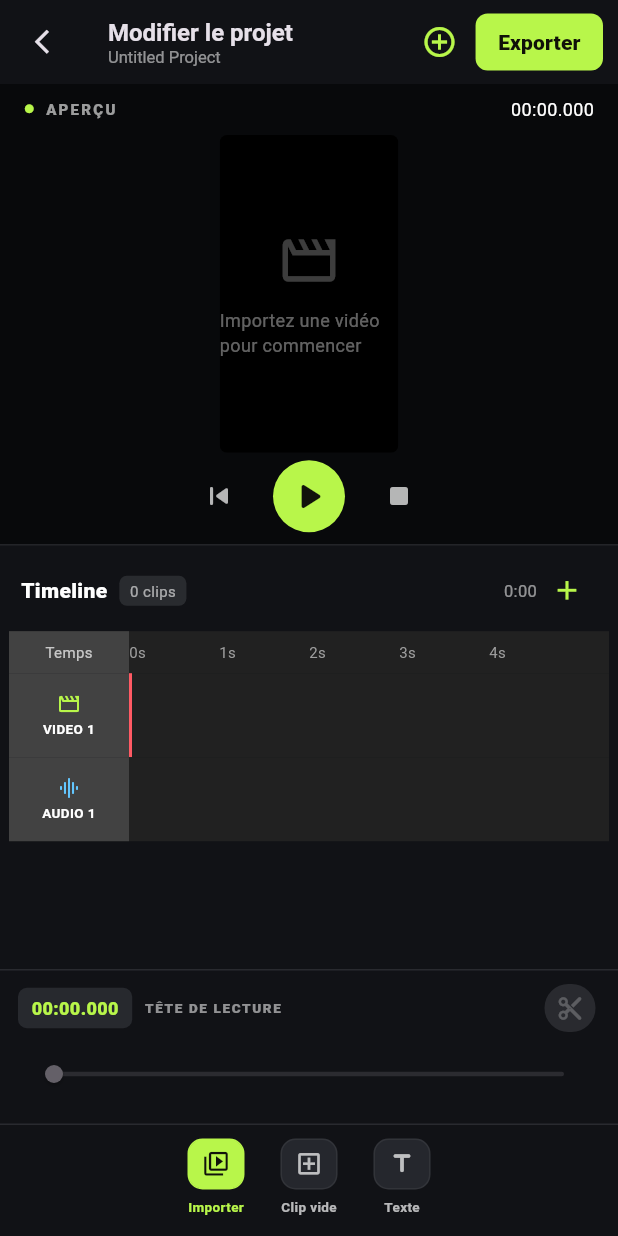
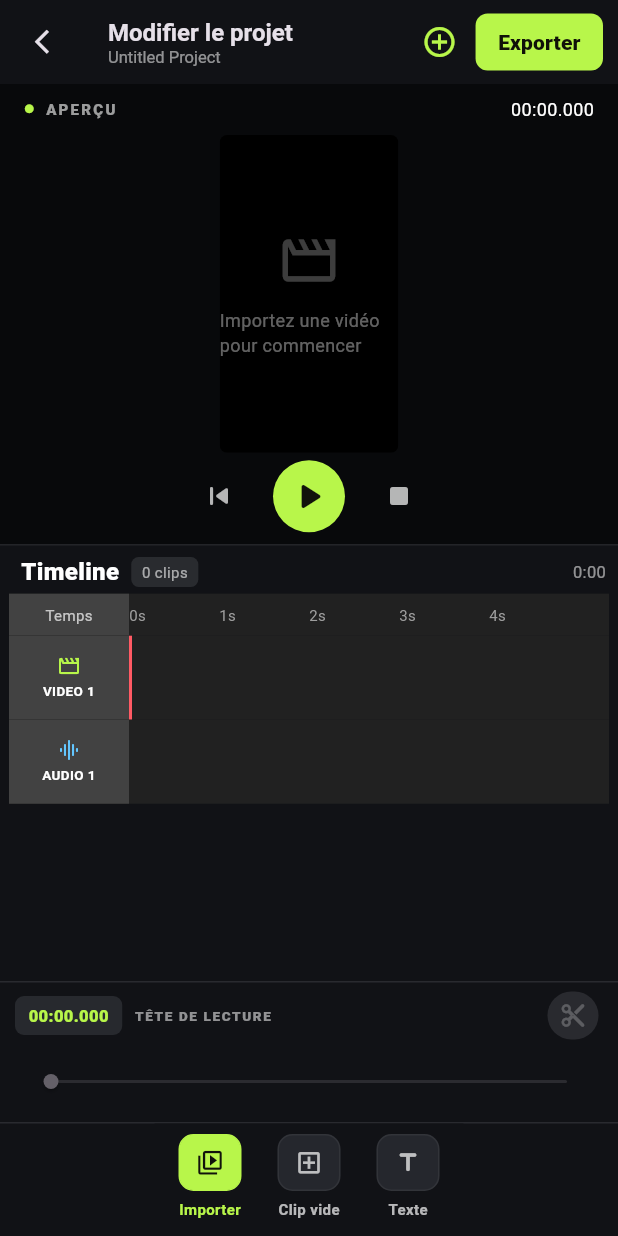
Before and after one commit to hichamDao/edit_video, a Flutter app: the screen it shows after launch, on a phone screen of 412 x 824 dp. Run offline on Flutter 3.47's test engine with Material 3 defaults, Android fonts, the phone set to English and light mode, and no system bars; our stand-ins replace file_picker, video_player.

Commit message:
Improve CapCut-style timeline visibility and reduce clutter

```diff
--- a/lib/features/editor/editor_screen.dart
+++ b/lib/features/editor/editor_screen.dart
@@ -891,7 +891,7 @@ class _EditorScreenState extends State<EditorScreen> {
         .toDouble();
 
     return Container(
-      padding: const EdgeInsets.fromLTRB(12, 5, 12, 9),
+      padding: const EdgeInsets.fromLTRB(10, 2, 10, 3),
       decoration: const BoxDecoration(
         color: Color(0xFF111216),
         border: Border(top: BorderSide(color: Color(0xFF292A2F))),
@@ -911,7 +911,7 @@ class _EditorScreenState extends State<EditorScreen> {
                   _formatTime(_playheadPosition),
                   style: const TextStyle(
                     color: Color(0xFFB8F64A),
-                    fontSize: 12,
+                    fontSize: 11,
                     fontWeight: FontWeight.w800,
                   ),
                 ),
@@ -948,12 +948,12 @@ class _EditorScreenState extends State<EditorScreen> {
           ),
           SliderTheme(
             data: SliderTheme.of(context).copyWith(
-              trackHeight: 3,
+              trackHeight: 2,
               activeTrackColor: const Color(0xFFB8F64A),
               inactiveTrackColor: const Color(0xFF393B40),
               thumbColor: const Color(0xFFB8F64A),
               overlayColor: const Color(0x22B8F64A),
-              thumbShape: const RoundSliderThumbShape(enabledThumbRadius: 6),
+              thumbShape: const RoundSliderThumbShape(enabledThumbRadius: 5),
             ),
             child: Slider(
               min: start,
@@ -1703,7 +1703,7 @@ class _EditorScreenState extends State<EditorScreen> {
               ? const Color(0xFFFF6670)
               : Colors.white70;
       return SizedBox(
-        width: 62,
+        width: 66,
         child: InkWell(
           borderRadius: BorderRadius.circular(10),
           onTap: onPressed,
@@ -1713,8 +1713,8 @@ class _EditorScreenState extends State<EditorScreen> {
               mainAxisSize: MainAxisSize.min,
               children: [
                 Container(
-                  width: 38,
-                  height: 34,
+                  width: 42,
+                  height: 38,
                   decoration: BoxDecoration(
                     color: primary
                         ? const Color(0xFFB8F64A)
@@ -1739,7 +1739,7 @@ class _EditorScreenState extends State<EditorScreen> {
                   overflow: TextOverflow.ellipsis,
                   style: TextStyle(
                     color: onPressed == null ? Colors.white24 : color,
-                    fontSize: 9,
+                    fontSize: 10,
                     fontWeight: FontWeight.w600,
                   ),
                 ),
@@ -1752,7 +1752,7 @@ class _EditorScreenState extends State<EditorScreen> {
 
     return Container(
       color: const Color(0xFF111216),
-      padding: const EdgeInsets.symmetric(horizontal: 6, vertical: 2),
+      padding: const EdgeInsets.symmetric(horizontal: 4, vertical: 0),
       child: SingleChildScrollView(
         scrollDirection: Axis.horizontal,
         child: Row(
@@ -2015,13 +2015,13 @@ class _EditorScreenState extends State<EditorScreen> {
               child: Column(
                 children: [
                   Padding(
-                    padding: const EdgeInsets.fromLTRB(14, 10, 14, 7),
+                    padding: const EdgeInsets.fromLTRB(14, 6, 8, 3),
                     child: Row(
                       children: [
                         const Text('Timeline',
                             style: TextStyle(
                                 color: Colors.white,
-                                fontSize: 14,
+                                fontSize: 16,
                                 fontWeight: FontWeight.w800)),
                         const SizedBox(width: 8),
                         Container(
@@ -2047,12 +2047,6 @@ class _EditorScreenState extends State<EditorScreen> {
                                     (total, segment) => total + _segmentDuration(segment),
                                   )),
                           style: const TextStyle(color: Colors.white54, fontSize: 11),
-                        ),
-                        IconButton(
-                          tooltip: 'Ajouter une vidéo',
-                          visualDensity: VisualDensity.compact,
-                          onPressed: _importVideo,
-                          icon: const Icon(Icons.add, color: Color(0xFFB8F64A), size: 21),
                         ),
                       ],
                     ),
```
